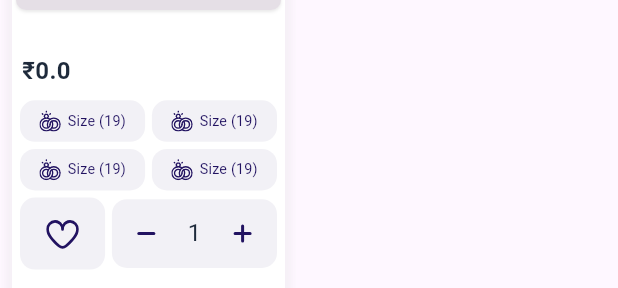
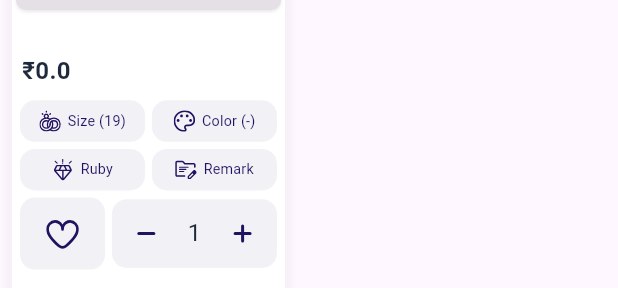
Before and after one commit to pingaksh-tech/pinga-mobile-app, a Flutter app: the ProductTile widget shown alone on an empty page, opened directly with empty values, on a phone screen of 412 x 824 dp. Shown: the part 255-543 px from the top of the screen. Run offline on Flutter 3.47's test engine with Material 3 defaults, Android fonts, the phone set to English and light mode, and no system bars; our stand-ins replace cached_network_image, carousel_slider, connectivity_plus, cookie_jar, device_info_plus, dio and 15 more; accounts and stored records are empty; network calls fail; Roboto replaces fonts that are missing (DmSans); project files that could hold a hidden picture were left out.

Commit message:
product listing ui updated

```diff
--- a/lib/theme/app_style.dart
+++ b/lib/theme/app_style.dart
@@ -29,7 +29,7 @@ BoxShadow boxShadow({required offset}) {
 }
 
 List<BoxShadow> defaultShadow(BuildContext context) => [
-      BoxShadow(blurStyle: BlurStyle.outer, color: Theme.of(context).iconTheme.color!.withOpacity(0.1), blurRadius: 1, spreadRadius: 20),
+      BoxShadow(color: Theme.of(context).iconTheme.color!.withOpacity(0.03), blurRadius: 4, spreadRadius: 3),
     ];
 
 List<BoxShadow> get defaultShadowAllSide => [
--- a/lib/utils/enums/common_enums.dart
+++ b/lib/utils/enums/common_enums.dart
@@ -101,3 +101,6 @@ enum FilterType { range, available, gender, brand, kt, delivery, tag, collection
 
 ///* SIZE-COLOR SELECTOR BUTTON SIZE TYPE
 enum SizeColorSelectorButtonType { small, medium, large }
+
+///* SELECTABLE ITEM TYPE
+enum SelectableItemType { size, color, diamond, remarks }
--- a/lib/view/product_details/product_details_screen.dart
+++ b/lib/view/product_details/product_details_screen.dart
@@ -271,8 +271,7 @@ class ProductDetailsScreen extends StatelessWidget {
                 VariantsTab(),
 
                 /// FAMILY PRODUCT TAB
-                Container(
-                  padding: EdgeInsets.all(defaultPadding).copyWith(top: 50),
+                Center(
                   child: Text(
                     "No family products available.",
                     style: Theme.of(context).textTheme.titleMedium,
--- a/lib/widgets/color_selector/color_selector_button.dart
+++ b/lib/widgets/color_selector/color_selector_button.dart
@@ -20,7 +20,7 @@ Widget colorSelectorButton(BuildContext context, {required RxString selectedColo
       child: Obx(() {
         return Container(
           padding: EdgeInsets.all(defaultPadding / 2.4),
-          decoration: BoxDecoration(color: backgroundColor ?? Theme.of(context).scaffoldBackgroundColor, borderRadius: BorderRadius.circular(defaultRadius)),
+          decoration: BoxDecoration(color: backgroundColor ?? Theme.of(context).primaryColor.withOpacity(0.06), borderRadius: BorderRadius.circular(defaultRadius)),
           child: Column(
             children: [
               SvgPicture.asset(
--- a/lib/widgets/product_tile.dart
+++ b/lib/widgets/product_tile.dart
@@ -105,9 +105,9 @@ class ProductTile extends StatelessWidget {
               padding: EdgeInsets.symmetric(horizontal: defaultPadding / 6),
               child: Row(
                 children: [
-                  sizeSelectorButton(context, selectedSize: "19".obs, sizeColorSelectorButtonType: SizeColorSelectorButtonType.small),
+                  horizontalSelectorButton(context, selectedSize: "19".obs, selectableItemType: SelectableItemType.size, sizeColorSelectorButtonType: SizeColorSelectorButtonType.small),
                   (defaultPadding / 4).horizontalSpace,
-                  sizeSelectorButton(context, selectedSize: "19".obs, sizeColorSelectorButtonType: SizeColorSelectorButtonType.small),
+                  horizontalSelectorButton(context, selectedSize: "Y".obs, selectableItemType: SelectableItemType.color, sizeColorSelectorButtonType: SizeColorSelectorButtonType.small),
                 ],
               ),
             ),
@@ -116,9 +116,9 @@ class ProductTile extends StatelessWidget {
               padding: EdgeInsets.symmetric(horizontal: defaultPadding / 6),
               child: Row(
                 children: [
-                  sizeSelectorButton(context, selectedSize: "19".obs, sizeColorSelectorButtonType: SizeColorSelectorButtonType.small),
+                  horizontalSelectorButton(context, selectedSize: "SOL".obs, selectableItemType: SelectableItemType.diamond, sizeColorSelectorButtonType: SizeColorSelectorButtonType.small),
                   (defaultPadding / 4).horizontalSpace,
-                  sizeSelectorButton(context, selectedSize: "19".obs, sizeColorSelectorButtonType: SizeColorSelectorButtonType.small),
+                  horizontalSelectorButton(context, selectedSize: "".obs, selectableItemType: SelectableItemType.remarks, sizeColorSelectorButtonType: SizeColorSelectorButtonType.small),
                 ],
               ),
             ),
--- a/lib/widgets/size_selector/size_selector_botton.dart
+++ b/lib/widgets/size_selector/size_selector_botton.dart
@@ -5,12 +5,87 @@ import 'package:get/get.dart';
 import '../../../../../exports.dart';
 import '../../../../../res/app_dialog.dart';
 
-Widget sizeSelectorButton(BuildContext context, {required RxString selectedSize, SizeColorSelectorButtonType sizeColorSelectorButtonType = SizeColorSelectorButtonType.medium, Color? backgroundColor}) {
+Widget horizontalSelectorButton(BuildContext context, {RxString? selectedSize, RxString? selectedColor, required SelectableItemType selectableItemType, SizeColorSelectorButtonType sizeColorSelectorButtonType = SizeColorSelectorButtonType.medium, Color? backgroundColor}) {
   bool isSmallSize = (sizeColorSelectorButtonType == SizeColorSelectorButtonType.small);
   bool isMediumSize = (sizeColorSelectorButtonType == SizeColorSelectorButtonType.medium);
   bool isLargeSize = (sizeColorSelectorButtonType == SizeColorSelectorButtonType.large);
+
+  bool isSize = (selectableItemType == SelectableItemType.size);
+  bool isColor = (selectableItemType == SelectableItemType.color);
+  bool isDiamond = (selectableItemType == SelectableItemType.diamond);
+  bool isRemark = (selectableItemType == SelectableItemType.remarks);
   return Expanded(
     child: InkWell(
+      onTap: () {
+        if (isSize) {
+          AppDialogs.selectSizeDialog(context)?.then(
+            (value) {
+              if (value != null) {
+                selectedSize?.value = value;
+              }
+            },
+          );
+        } else if (isColor) {
+          AppDialogs.selectColorDialog(context)?.then(
+            (value) {
+              if (value != null) {
+                selectedColor?.value = value;
+              }
+            },
+          );
+        }
+      },
+      child: Ink(
+          child: Container(
+        padding: EdgeInsets.all(defaultPadding / 2.4),
+        decoration: BoxDecoration(
+          color: backgroundColor ?? Theme.of(context).primaryColor.withOpacity(0.06),
+          borderRadius: BorderRadius.circular(defaultRadius),
+        ),
+        child: Row(
+          mainAxisAlignment: MainAxisAlignment.center,
+          children: [
+            SvgPicture.asset(
+              isSize
+                  ? AppAssets.ringSizeIcon
+                  : isColor
+                      ? AppAssets.colorIcon
+                      : isDiamond
+                          ? AppAssets.diamondIcon
+                          : AppAssets.remarkOutlineIcon,
+              height: isSmallSize
+                  ? 12.h
+                  : isMediumSize
+                      ? 14.h
+                      : 16.h,
+              colorFilter: ColorFilter.mode(AppColors.primary, BlendMode.srcIn),
+            ),
+            (defaultPadding / 4).horizontalSpace,
+            Text(
+              isSize
+                  ? ("Size ${isValEmpty(selectedSize?.value) ? "(0)" : "(${selectedSize?.value.split(" ").first})"}")
+                  : isColor
+                      ? ("Color ${isValEmpty(selectedColor?.value) ? "(-)" : "(${selectedColor?.value.split(" ").first})"}")
+                      : isDiamond
+                          ? "Ruby"
+                          : "Remark",
+              style: Theme.of(context).textTheme.titleMedium?.copyWith(
+                  fontSize: isSmallSize
+                      ? 8.h
+                      : isMediumSize
+                          ? 10.h
+                          : 14.h,
+                  color: AppColors.primary),
+            )
+          ],
+        ),
+      )),
+    ),
+  );
+}
+
+Widget sizeSelectorButton(BuildContext context, {required RxString selectedSize, Color? backgroundColor}) {
+  return InkWell(
     onTap: () {
       AppDialogs.selectSizeDialog(context)?.then(
         (value) {
@@ -24,38 +99,22 @@ Widget sizeSelectorButton(BuildContext context, {required RxString selectedSize,
       child: Obx(() {
         return Container(
           padding: EdgeInsets.all(defaultPadding / 2.4),
-            decoration: BoxDecoration(
-              color: backgroundColor ?? Theme.of(context).primaryColor.withOpacity(0.06),
-              borderRadius: BorderRadius.circular(defaultRadius),
-            ),
-            child: Row(
-              mainAxisAlignment: MainAxisAlignment.center,
+          decoration: BoxDecoration(color: backgroundColor ?? Theme.of(context).primaryColor.withOpacity(0.06), borderRadius: BorderRadius.circular(defaultRadius)),
+          child: Column(
             children: [
               SvgPicture.asset(
                 AppAssets.ringSizeIcon,
-                  height: isSmallSize
-                      ? 12.h
-                      : isMediumSize
-                          ? 14.h
-                          : 16.h,
+                height: 14.h,
                 colorFilter: ColorFilter.mode(AppColors.primary, BlendMode.srcIn),
               ),
-                (defaultPadding / 4).horizontalSpace,
               Text(
                 "Size ${isValEmpty(selectedSize.value) ? "(0)" : "(${selectedSize.value.split(" ").first})"}",
-                  style: Theme.of(context).textTheme.titleMedium?.copyWith(
-                      fontSize: isSmallSize
-                          ? 8.h
-                          : isMediumSize
-                              ? 10.h
-                              : 14.h,
-                      color: AppColors.primary),
+                style: Theme.of(context).textTheme.titleMedium?.copyWith(fontSize: 10.sp, color: AppColors.primary),
               )
             ],
           ),
         );
       }),
     ),
-    ),
   );
 }
```
Also changed, not shown: lib/view/product_details/widgets/variants/variants.dart (+29 -28 lines). Lines whose indentation alone changed are shown as unchanged.
